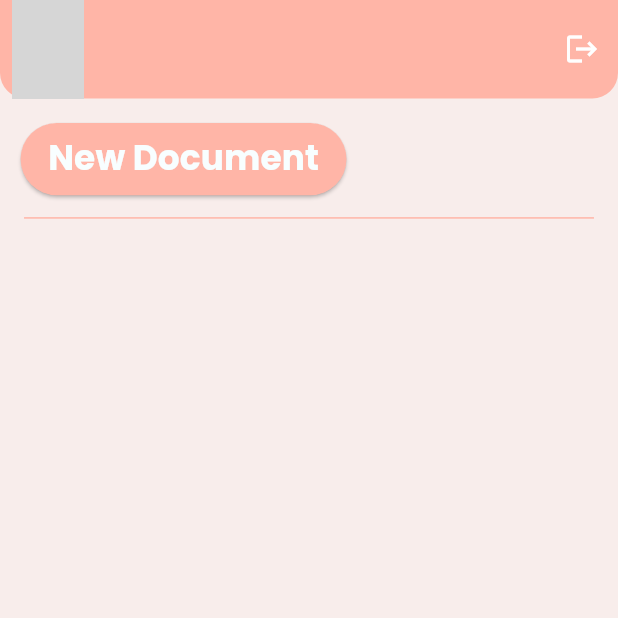
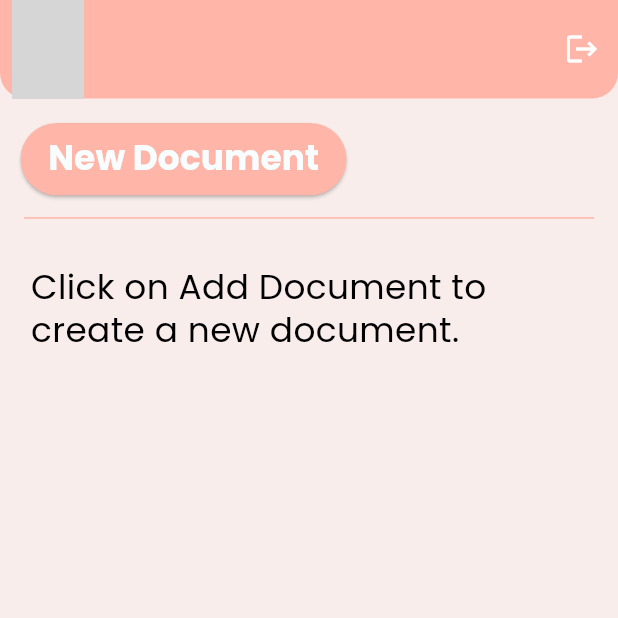
Before and after one commit to XxThunderBlastxX/scribe, a Flutter app: the HomeScreen screen opened by its route, on a phone screen of 412 x 824 dp, the top half of it. Run offline on Flutter 3.47's test engine with Material 2 defaults, Android fonts, the light colour scheme and no system bars; our stand-ins replace cloud_firestore, equatable, firebase_auth, firebase_core, flutter_bloc, flutter_screenutil and 5 more; missing offline and left inert: flutter_quill; accounts and stored records are empty; generated files the repository leaves out were written again; network calls fail; grey boxes are pictures that could not be loaded.

Commit message:
Implemented update document on db

```diff
--- a/lib/src/app/common/widgets/styled_list_tile.dart
+++ b/lib/src/app/common/widgets/styled_list_tile.dart
@@ -1,6 +1,7 @@
 import 'package:flutter/material.dart';
 import 'package:flutter_screenutil/flutter_screenutil.dart';
-import 'package:scribe/src/app/theme.dart';
+
+import '../../theme.dart';
 
 class StyledListTile extends StatelessWidget {
   final String title;
--- a/lib/src/data/interface/document_interface.dart
+++ b/lib/src/data/interface/document_interface.dart
@@ -9,5 +9,7 @@ abstract class IDocument {
 
   Future<QuerySnapshot<Map<String, dynamic>>?> getDocumentById(String id);
 
-  Future<Failure?> updateDocument(String id, String data);
+  Stream<DocumentSnapshot<Map<String, dynamic>>> streamDocument(String id);
+
+  void updateDocument(String id, List<dynamic> data);
 }
--- a/lib/src/model/document/document.dart
+++ b/lib/src/model/document/document.dart
@@ -8,7 +8,7 @@ class DocumentModel with _$DocumentModel {
   const factory DocumentModel({
     required String id,
     required String title,
-    required List data,
+    required List<dynamic> data,
     required String userId,
     required DateTime createdAt,
     required DateTime updatedAt,
--- a/lib/src/screens/home/bloc/home_bloc.dart
+++ b/lib/src/screens/home/bloc/home_bloc.dart
@@ -1,8 +1,8 @@
 import 'package:equatable/equatable.dart';
 import 'package:flutter_bloc/flutter_bloc.dart';
-import 'package:scribe/src/data/repository/document_repository.dart';
 
 import '../../../data/repository/auth_repository.dart';
+import '../../../data/repository/document_repository.dart';
 import '../../../data/services/data_service.dart';
 
 part 'home_event.dart';
--- a/lib/src/screens/home/home.dart
+++ b/lib/src/screens/home/home.dart
@@ -4,13 +4,13 @@ import 'package:flutter/material.dart';
 import 'package:flutter_bloc/flutter_bloc.dart';
 import 'package:flutter_screenutil/flutter_screenutil.dart';
 import 'package:go_router/go_router.dart';
-import 'package:scribe/src/data/repository/document_repository.dart';
-import 'package:scribe/src/data/services/data_service.dart';
 
 import '../../app/common/widgets/styled_alert_dialog.dart';
 import '../../app/common/widgets/styled_list_tile.dart';
 import '../../app/router/router.dart';
 import '../../app/theme.dart';
+import '../../data/repository/document_repository.dart';
+import '../../data/services/data_service.dart';
 import 'bloc/home_bloc.dart';
 
 class HomeScreen extends StatelessWidget {
@@ -58,6 +58,7 @@ class HomeScreen extends StatelessWidget {
           child: Padding(
             padding: EdgeInsets.only(top: 8.r),
             child: Column(
+              mainAxisSize: MainAxisSize.max,
               crossAxisAlignment: CrossAxisAlignment.start,
               children: [
                 Padding(
@@ -83,13 +84,26 @@ class HomeScreen extends StatelessWidget {
                   endIndent: 14.w,
                   color: const Color(0xFFFFB5A7),
                 ),
-                SizedBox(
+                snapshot!.docs.isEmpty
+                    ? Center(
+                        child: Padding(
+                          padding: EdgeInsets.symmetric(
+                            horizontal: 18.w,
+                            vertical: 20.h,
+                          ),
+                          child: Text(
+                            'Click on Add Document to create a new document.',
+                            style: AppTheme.instance.theme.textTheme.bodyMedium,
+                          ),
+                        ),
+                      )
+                    : SizedBox(
                         height: 0.8.sh,
                         child: ListView.builder(
                           padding: EdgeInsets.zero,
-                    itemCount: snapshot?.docs.length,
+                          itemCount: snapshot.docs.length,
                           itemBuilder: (context, i) => StyledListTile(
-                      title: snapshot!.docs[i]['title'],
+                            title: snapshot.docs[i]['title'],
                             onTap: () => GoRouter.of(context).pushNamed(
                               AppRouterName.document,
                               pathParameters: {'id': snapshot.docs[i]['id']},
```
Also changed, not shown: lib/src/data/repository/document_repository.dart (+14 -5 lines), lib/src/screens/document/bloc/document_bloc.dart (+35 -6 lines), lib/src/screens/document/document.dart (+2 -5 lines). Lines whose indentation alone changed are shown as unchanged.
